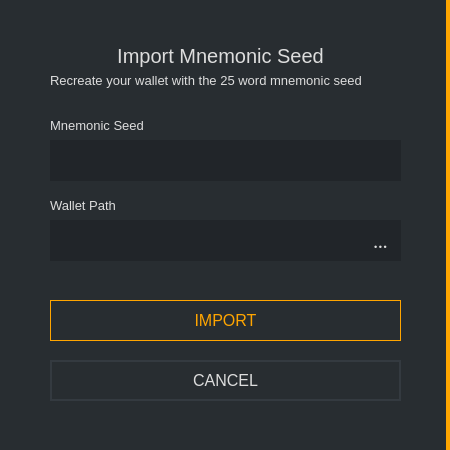
ConcealNetwork/conceal-desktop, file src/gui/ui/importseed.ui: the form before one commit.
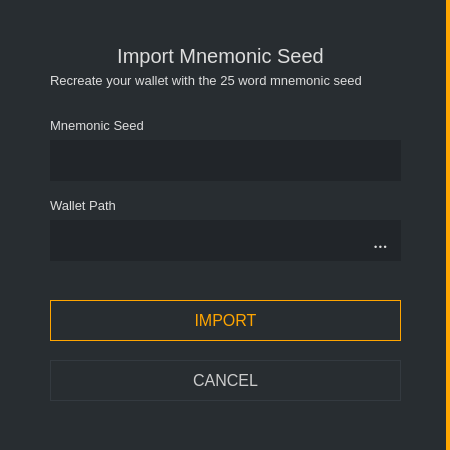
The form after the commit.

```diff
--- a/src/gui/ui/importseed.ui
+++ b/src/gui/ui/importseed.ui
@@ -227,7 +227,9 @@
      </font>
     </property>
     <property name="styleSheet">
-     <string notr="true">color: #ddd; border: 2px solid #343a40; font-size: 16px; background-color: #21259;</string>
+     <string notr="true">QPushButton#m_cancelButton {color: #ccc; border: 1px solid #343a40; font-size: 16px; background-color: #21259;}
+
+QPushButton#m_cancelButton:hover {color: #ddd; border: 2px solid #444; font-size: 16px; background-color: #21259;}</string>
     </property>
     <property name="text">
      <string>CANCEL</string>
```
